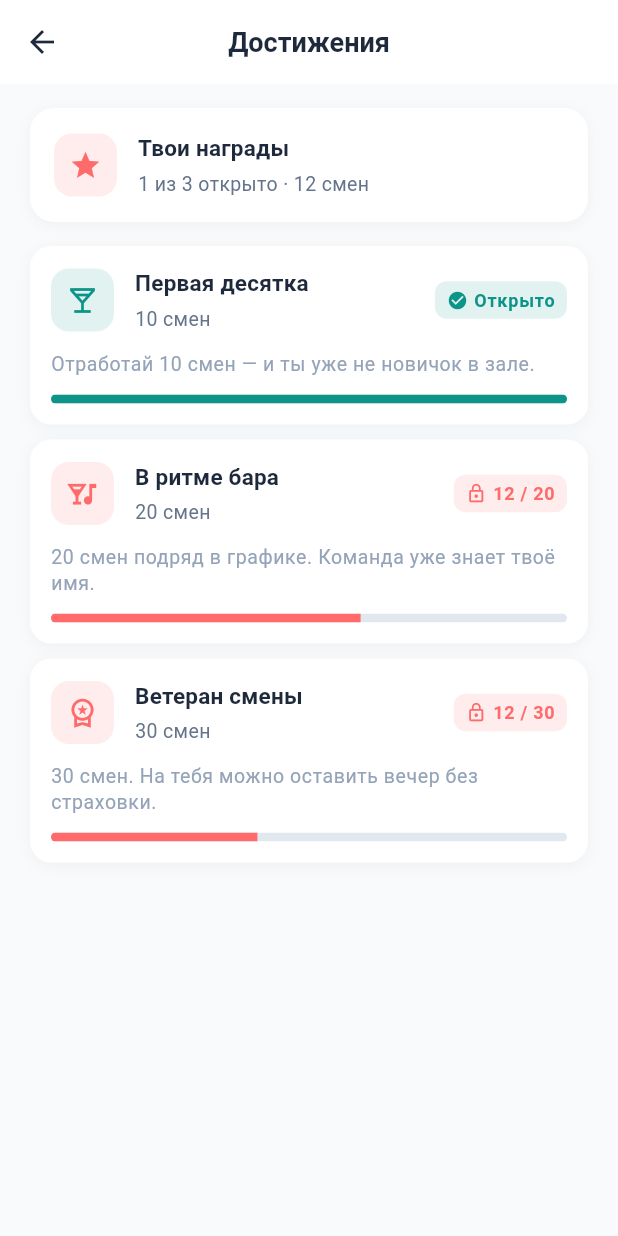
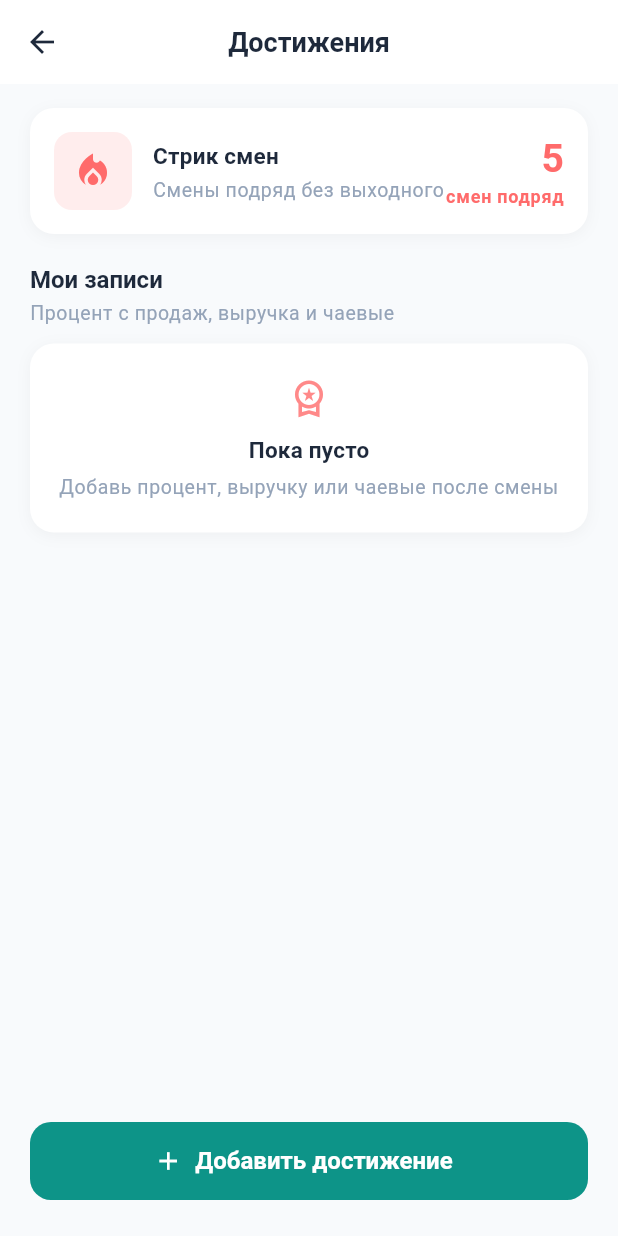
Before and after one commit to coldw1ind/kb_appV2, a Flutter app: the AchievementsScreen screen opened directly, on a phone screen of 412 x 824 dp. Run offline on Flutter 3.47's test engine with Material 3 defaults, Android fonts, the phone set to English and light mode, and no system bars; our stand-ins replace table_calendar.

Commit message:
Добавить изменения в ачивки: стрик смен и записи процента, выручки и чаевых.
Co-authored-by: Cursor <cursoragent@cursor.com>

```diff
--- a/flutter_application_1/lib/screens/achievements/achievements_screen.dart
+++ b/flutter_application_1/lib/screens/achievements/achievements_screen.dart
@@ -1,202 +1,122 @@
 import 'package:flutter/material.dart';
+import 'package:flutter/services.dart';
 import 'package:flutter_application_1/theme/app_colors.dart';
 import 'package:flutter_application_1/widgets/app_card.dart';
 
-class AchievementsScreen extends StatelessWidget {
+enum AchievementType {
+  salesPercent,
+  revenue,
+  tips,
+}
+
+class AchievementsScreen extends StatefulWidget {
   const AchievementsScreen({super.key});
 
-  static const int _completedShifts = 12;
+  @override
+  State<AchievementsScreen> createState() => _AchievementsScreenState();
+}
 
-  static const List<_Achievement> _achievements = [
-    _Achievement(
-      title: 'Первая десятка',
-      description: 'Отработай 10 смен — и ты уже не новичок в зале.',
-      requiredShifts: 10,
-      icon: Icons.local_bar_outlined,
+class _AchievementsScreenState extends State<AchievementsScreen> {
+  final int _shiftStreak = 5;
+  final List<_UserAchievement> _records = [];
+
+  Future<void> _addRecord() async {
+    final record = await showModalBottomSheet<_UserAchievement>(
+      context: context,
+      isScrollControlled: true,
+      backgroundColor: AppColors.surface,
+      shape: const RoundedRectangleBorder(
+        borderRadius: BorderRadius.vertical(top: Radius.circular(20)),
       ),
-    _Achievement(
-      title: 'В ритме бара',
-      description: '20 смен подряд в графике. Команда уже знает твоё имя.',
-      requiredShifts: 20,
-      icon: Icons.nightlife_outlined,
-    ),
-    _Achievement(
-      title: 'Ветеран смены',
-      description: '30 смен. На тебя можно оставить вечер без страховки.',
-      requiredShifts: 30,
-      icon: Icons.workspace_premium_outlined,
-    ),
-  ];
+      builder: (context) {
+        return Padding(
+          padding: EdgeInsets.only(bottom: MediaQuery.viewInsetsOf(context).bottom),
+          child: const _AddAchievementSheet(),
+        );
+      },
+    );
+
+    if (record == null) return;
+
+    setState(() {
+      _records.insert(0, record);
+    });
+  }
+
+  void _removeRecord(int index) {
+    setState(() {
+      _records.removeAt(index);
+    });
+  }
 
   @override
   Widget build(BuildContext context) {
     final textTheme = Theme.of(context).textTheme;
-    final unlockedCount = _achievements
-        .where((item) => _completedShifts >= item.requiredShifts)
-        .length;
 
     return Scaffold(
       appBar: AppBar(
         title: const Text('Достижения'),
       ),
-      body: ListView(
-        padding: const EdgeInsets.fromLTRB(20, 16, 20, 24),
+      body: Column(
         children: [
+          Expanded(
+            child: ListView(
+              padding: const EdgeInsets.fromLTRB(20, 16, 20, 12),
+              children: [
+                _StreakCard(streak: _shiftStreak),
+                const SizedBox(height: 20),
+                Text('Мои записи', style: textTheme.titleLarge),
+                const SizedBox(height: 4),
+                Text(
+                  'Процент с продаж, выручка и чаевые',
+                  style: textTheme.bodySmall,
+                ),
+                const SizedBox(height: 12),
+                if (_records.isEmpty)
                   AppCard(
-            padding: const EdgeInsets.all(16),
+                    padding: const EdgeInsets.symmetric(horizontal: 16, vertical: 22),
                     radius: AppRadius.xl,
-            child: Row(
+                    child: Column(
                       children: [
-                Container(
-                  width: 42,
-                  height: 42,
-                  decoration: BoxDecoration(
-                    color: AppColors.coral.withValues(alpha: 0.12),
-                    borderRadius: BorderRadius.circular(AppRadius.md),
+                        Icon(
+                          Icons.workspace_premium_outlined,
+                          size: 28,
+                          color: AppColors.coral.withValues(alpha: 0.8),
                         ),
-                  child: const Icon(Icons.star, color: AppColors.coral, size: 22),
-                ),
-                const SizedBox(width: 14),
-                Expanded(
-                  child: Column(
-                    crossAxisAlignment: CrossAxisAlignment.start,
-                    children: [
-                      Text('Твои награды', style: textTheme.titleMedium),
-                      const SizedBox(height: 2),
+                        const SizedBox(height: 10),
+                        Text('Пока пусто', style: textTheme.titleMedium),
+                        const SizedBox(height: 4),
                         Text(
-                        '$unlockedCount из ${_achievements.length} открыто · $_completedShifts смен',
-                        style: textTheme.bodyMedium,
+                          'Добавь процент, выручку или чаевые после смены',
+                          textAlign: TextAlign.center,
+                          style: textTheme.bodySmall,
                         ),
                       ],
                     ),
-                ),
-              ],
-            ),
-          ),
-          const SizedBox(height: 16),
-          ..._achievements.map((achievement) {
+                  )
+                else
+                  ...List.generate(_records.length, (index) {
                     return Padding(
                       padding: const EdgeInsets.only(bottom: 10),
-              child: _AchievementCard(
-                achievement: achievement,
-                completedShifts: _completedShifts,
+                      child: _RecordCard(
+                        record: _records[index],
+                        onDelete: () => _removeRecord(index),
                       ),
                     );
                   }),
               ],
             ),
-    );
-  }
-}
-
-class _Achievement {
-  final String title;
-  final String description;
-  final int requiredShifts;
-  final IconData icon;
-
-  const _Achievement({
-    required this.title,
-    required this.description,
-    required this.requiredShifts,
-    required this.icon,
-  });
-}
-
-class _AchievementCard extends StatelessWidget {
-  final _Achievement achievement;
-  final int completedShifts;
-
-  const _AchievementCard({
-    required this.achievement,
-    required this.completedShifts,
-  });
-
-  @override
-  Widget build(BuildContext context) {
-    final textTheme = Theme.of(context).textTheme;
-    final unlocked = completedShifts >= achievement.requiredShifts;
-    final progress = (completedShifts / achievement.requiredShifts).clamp(0.0, 1.0);
-    final accent = unlocked ? AppColors.teal : AppColors.coral;
-
-    return AppCard(
-      child: Column(
-        crossAxisAlignment: CrossAxisAlignment.start,
-        children: [
-          Row(
-            children: [
-              Container(
-                width: 42,
-                height: 42,
-                decoration: BoxDecoration(
-                  color: accent.withValues(alpha: 0.12),
-                  borderRadius: BorderRadius.circular(AppRadius.md),
           ),
-                child: Icon(achievement.icon, color: accent, size: 22),
+          Padding(
+            padding: const EdgeInsets.fromLTRB(20, 8, 20, 24),
+            child: SizedBox(
+              width: double.infinity,
+              height: 52,
+              child: ElevatedButton.icon(
+                onPressed: _addRecord,
+                icon: const Icon(Icons.add, size: 20),
+                label: const Text('Добавить достижение'),
               ),
-              const SizedBox(width: 14),
-              Expanded(
-                child: Column(
-                  crossAxisAlignment: CrossAxisAlignment.start,
-                  children: [
-                    Text(achievement.title, style: textTheme.titleMedium),
-                    const SizedBox(height: 2),
-                    Text(
-                      '${achievement.requiredShifts} смен',
-                      style: textTheme.bodyMedium,
-                    ),
-                  ],
-                ),
-              ),
-              if (unlocked)
-                Container(
-                  padding: const EdgeInsets.symmetric(horizontal: 8, vertical: 4),
-                  decoration: BoxDecoration(
-                    color: AppColors.teal.withValues(alpha: 0.12),
-                    borderRadius: BorderRadius.circular(AppRadius.sm),
-                  ),
-                  child: Row(
-                    mainAxisSize: MainAxisSize.min,
-                    children: [
-                      const Icon(Icons.check_circle, size: 14, color: AppColors.teal),
-                      const SizedBox(width: 4),
-                      Text(
-                        'Открыто',
-                        style: textTheme.labelSmall?.copyWith(color: AppColors.teal),
-                      ),
-                    ],
-                  ),
-                )
-              else
-                Container(
-                  padding: const EdgeInsets.symmetric(horizontal: 8, vertical: 4),
-                  decoration: BoxDecoration(
-                    color: AppColors.coral.withValues(alpha: 0.12),
-                    borderRadius: BorderRadius.circular(AppRadius.sm),
-                  ),
-                  child: Row(
-                    mainAxisSize: MainAxisSize.min,
-                    children: [
-                      const Icon(Icons.lock_outline, size: 14, color: AppColors.coral),
-                      const SizedBox(width: 4),
-                      Text(
-                        '$completedShifts / ${achievement.requiredShifts}',
-                        style: textTheme.labelSmall?.copyWith(color: AppColors.coral),
-                      ),
-                    ],
-                  ),
-                ),
-            ],
-          ),
-          const SizedBox(height: 12),
-          Text(achievement.description, style: textTheme.bodySmall),
-          const SizedBox(height: 12),
-          ClipRRect(
-            borderRadius: BorderRadius.circular(4),
-            child: LinearProgressIndicator(
-              value: progress,
-              minHeight: 6,
-              color: accent,
             ),
           ),
         ],
@@ -204,3 +124,309 @@ class _AchievementCard extends StatelessWidget {
     );
   }
 }
+
+class _UserAchievement {
+  final AchievementType type;
+  final double value;
+  final DateTime createdAt;
+
+  const _UserAchievement({
+    required this.type,
+    required this.value,
+    required this.createdAt,
+  });
+}
+
+class _AchievementTypeMeta {
+  final String apiName;
+  final String label;
+  final String unit;
+  final IconData icon;
+  final Color color;
+
+  const _AchievementTypeMeta({
+    required this.apiName,
+    required this.label,
+    required this.unit,
+    required this.icon,
+    required this.color,
+  });
+
+  static const values = <AchievementType, _AchievementTypeMeta>{
+    AchievementType.salesPercent: _AchievementTypeMeta(
+      apiName: 'sales_percent',
+      label: 'Процент с продаж',
+      unit: '%',
+      icon: Icons.percent,
+      color: AppColors.teal,
+    ),
+    AchievementType.revenue: _AchievementTypeMeta(
+      apiName: 'revenue',
+      label: 'Выручка',
+      unit: '₽',
+      icon: Icons.payments_outlined,
+      color: AppColors.coral,
+    ),
+    AchievementType.tips: _AchievementTypeMeta(
+      apiName: 'tips',
+      label: 'Чаевые',
+      unit: '₽',
+      icon: Icons.volunteer_activism_outlined,
+      color: AppColors.teal,
+    ),
+  };
+}
+
+class _StreakCard extends StatelessWidget {
+  final int streak;
+
+  const _StreakCard({required this.streak});
+
+  @override
+  Widget build(BuildContext context) {
+    final textTheme = Theme.of(context).textTheme;
+
+    return AppCard(
+      padding: const EdgeInsets.all(16),
+      radius: AppRadius.xl,
+      child: Row(
+        children: [
+          Container(
+            width: 52,
+            height: 52,
+            decoration: BoxDecoration(
+              color: AppColors.coral.withValues(alpha: 0.12),
+              borderRadius: BorderRadius.circular(AppRadius.md),
+            ),
+            child: const Icon(
+              Icons.local_fire_department,
+              color: AppColors.coral,
+              size: 28,
+            ),
+          ),
+          const SizedBox(width: 14),
+          Expanded(
+            child: Column(
+              crossAxisAlignment: CrossAxisAlignment.start,
+              children: [
+                Text('Стрик смен', style: textTheme.titleMedium),
+                const SizedBox(height: 2),
+                Text(
+                  'Смены подряд без выходного',
+                  style: textTheme.bodySmall,
+                ),
+              ],
+            ),
+          ),
+          Column(
+            crossAxisAlignment: CrossAxisAlignment.end,
+            children: [
+              Text(
+                '$streak',
+                style: textTheme.headlineMedium?.copyWith(color: AppColors.coral),
+              ),
+              Text(
+                _streakLabel(streak),
+                style: textTheme.labelSmall?.copyWith(color: AppColors.coral),
+              ),
+            ],
+          ),
+        ],
+      ),
+    );
+  }
+
+  static String _streakLabel(int count) {
+    final mod10 = count % 10;
+    final mod100 = count % 100;
+    if (mod10 == 1 && mod100 != 11) return 'смена подряд';
+    if (mod10 >= 2 && mod10 <= 4 && (mod100 < 12 || mod100 > 14)) {
+      return 'смены подряд';
+    }
+    return 'смен подряд';
+  }
+}
+
+class _RecordCard extends StatelessWidget {
+  final _UserAchievement record;
+  final VoidCallback onDelete;
+
+  const _RecordCard({
+    required this.record,
+    required this.onDelete,
+  });
+
+  @override
+  Widget build(BuildContext context) {
+    final textTheme = Theme.of(context).textTheme;
+    final meta = _AchievementTypeMeta.values[record.type]!;
+    final valueText = meta.unit == '%'
+        ? '${_formatNumber(record.value)} %'
+        : '${_formatNumber(record.value)} ₽';
+
+    return AppCard(
+      child: Row(
+        children: [
+          Container(
+            width: 42,
+            height: 42,
+            decoration: BoxDecoration(
+              color: meta.color.withValues(alpha: 0.12),
+              borderRadius: BorderRadius.circular(AppRadius.md),
+            ),
+            child: Icon(meta.icon, color: meta.color, size: 22),
+          ),
+          const SizedBox(width: 14),
+          Expanded(
+            child: Column(
+              crossAxisAlignment: CrossAxisAlignment.start,
+              children: [
+                Text(meta.label, style: textTheme.titleMedium),
+                const SizedBox(height: 2),
+                Text(_formatDate(record.createdAt), style: textTheme.bodyMedium),
+              ],
+            ),
+          ),
+          Text(
+            valueText,
+            style: textTheme.titleMedium?.copyWith(color: meta.color),
+          ),
+          IconButton(
+            onPressed: onDelete,
+            icon: const Icon(Icons.delete_outline, color: AppColors.iconMuted),
+          ),
+        ],
+      ),
+    );
+  }
+
+  static String _formatNumber(double value) {
+    if (value == value.roundToDouble()) {
+      return value.toStringAsFixed(0);
+    }
+    return value.toStringAsFixed(1);
+  }
+
+  static String _formatDate(DateTime day) {
+    const months = [
+      '', 'января', 'февраля', 'марта', 'апреля', 'мая', 'июня',
+      'июля', 'августа', 'сентября', 'октября', 'ноября', 'декабря'
+    ];
+    return '${day.day} ${months[day.month]}';
+  }
+}
+
+class _AddAchievementSheet extends StatefulWidget {
+  const _AddAchievementSheet();
+
+  @override
+  State<_AddAchievementSheet> createState() => _AddAchievementSheetState();
+}
+
+class _AddAchievementSheetState extends State<_AddAchievementSheet> {
+  final TextEditingController _valueController = TextEditingController();
+  AchievementType _type = AchievementType.salesPercent;
+  String? _error;
+
+  @override
+  void dispose() {
+    _valueController.dispose();
+    super.dispose();
+  }
+
+  void _submit() {
+    final raw = _valueController.text.trim().replaceAll(',', '.');
+    final value = double.tryParse(raw);
+
+    if (value == null || value <= 0) {
+      setState(() => _error = 'Введи значение больше 0');
+      return;
+    }
+
+    if (_type == AchievementType.salesPercent && value > 100) {
+      setState(() => _error = 'Процент не может быть больше 100');
+      return;
+    }
+
+    Navigator.pop(
+      context,
+      _UserAchievement(
+        type: _type,
+        value: value,
+        createdAt: DateTime.now(),
+      ),
+    );
+  }
+
+  @override
+  Widget build(BuildContext context) {
+    final textTheme = Theme.of(context).textTheme;
+    final meta = _AchievementTypeMeta.values[_type]!;
+
+    return Padding(
+      padding: const EdgeInsets.fromLTRB(20, 12, 20, 24),
+      child: Column(
+        mainAxisSize: MainAxisSize.min,
+        crossAxisAlignment: CrossAxisAlignment.start,
+        children: [
+          Center(
+            child: Container(
+              width: 36,
+              height: 4,
+              decoration: BoxDecoration(
+                color: AppColors.line,
+                borderRadius: BorderRadius.circular(4),
+              ),
+            ),
+          ),
+          const SizedBox(height: 16),
+          Text('Новое достижение', style: textTheme.titleLarge),
+          const SizedBox(height: 16),
+          DropdownButtonFormField<AchievementType>(
+            initialValue: _type,
+            decoration: const InputDecoration(labelText: 'Тип'),
+            items: AchievementType.values.map((type) {
+              final item = _AchievementTypeMeta.values[type]!;
+              return DropdownMenuItem(
+                value: type,
+                child: Text(item.label),
+              );
+            }).toList(),
+            onChanged: (value) {
+              if (value == null) return;
+              setState(() {
+                _type = value;
+                _error = null;
+              });
+            },
+          ),
+          const SizedBox(height: 12),
+          TextField(
+            controller: _valueController,
+            keyboardType: const TextInputType.numberWithOptions(decimal: true),
+            inputFormatters: [
+              FilteringTextInputFormatter.allow(RegExp(r'[0-9.,]')),
+            ],
+            decoration: InputDecoration(
+              labelText: 'Значение',
+              suffixText: meta.unit,
+              errorText: _error,
+            ),
+            onChanged: (_) {
+              if (_error != null) setState(() => _error = null);
+            },
+          ),
+          const SizedBox(height: 20),
+          SizedBox(
+            width: double.infinity,
+            height: 52,
+            child: ElevatedButton(
+              onPressed: _submit,
+              child: const Text('Сохранить'),
+            ),
+          ),
+        ],
+      ),
+    );
+  }
+}
```
Lines whose indentation alone changed are shown as unchanged.
